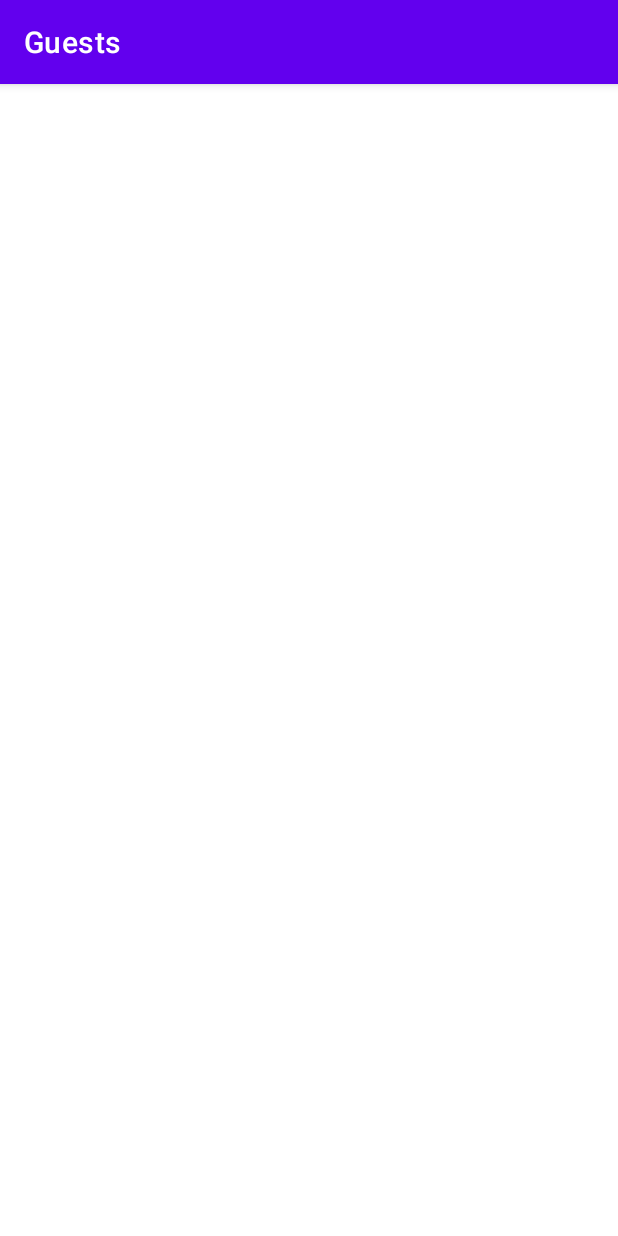
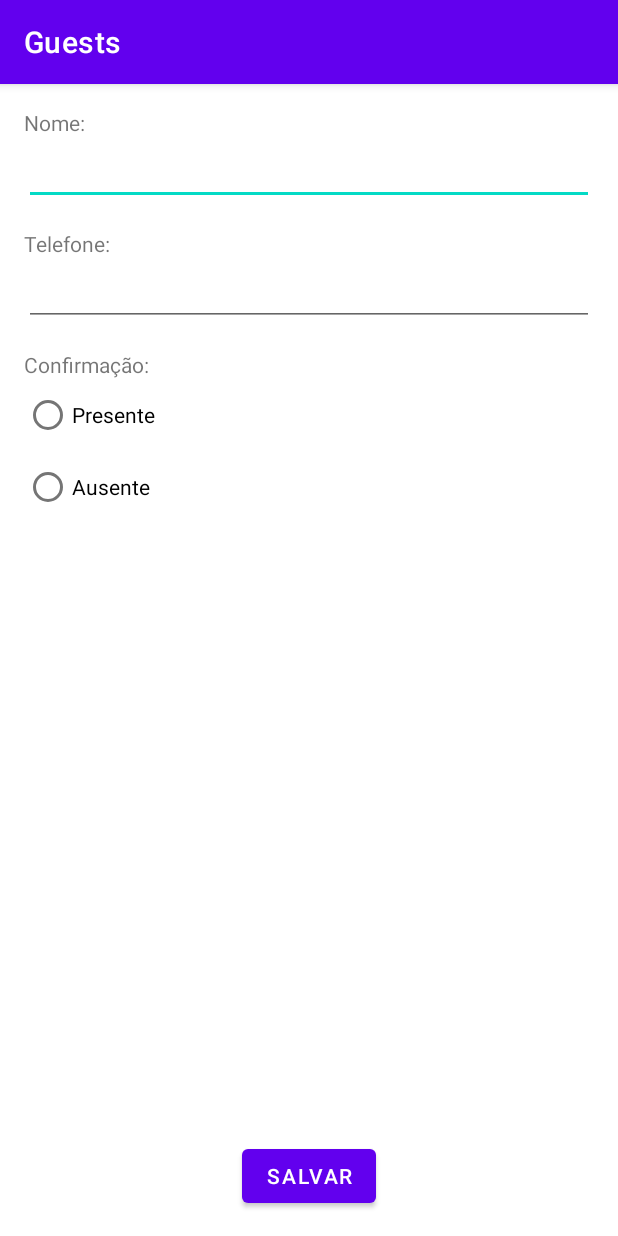
Before and after one commit to jefferson-norberto/Guest, an Android app: the GuestFormActivity screen opened directly, with no data from a screen before it, on a phone screen of 412 x 824 dp. Run offline under Robolectric (Android 15) with nearby library versions, the phone set to English and light mode, and no system bars.

Commit message:
Create of GuestFormViewModel.kt and structure of project

```diff
--- a/app/build.gradle
+++ b/app/build.gradle
@@ -1,6 +1,7 @@
 plugins {
     id 'com.android.application'
     id 'kotlin-android'
+    id 'kotlin-android-extensions'
 }
 
 android {
--- a/app/src/main/AndroidManifest.xml
+++ b/app/src/main/AndroidManifest.xml
@@ -9,9 +9,9 @@
         android:roundIcon="@mipmap/ic_launcher_round"
         android:supportsRtl="true"
         android:theme="@style/Theme.Guests">
-        <activity android:name=".GuestFormActivity"></activity>
+        <activity android:name=".view.GuestFormActivity"></activity>
         <activity
-            android:name=".MainActivity"
+            android:name=".view.MainActivity"
             android:label="@string/app_name"
             android:theme="@style/Theme.Guests.NoActionBar">
             <intent-filter>
--- a/app/src/main/java/com/example/guests/GuestFormActivity.kt
+++ /dev/null
@@ -1,11 +0,0 @@
-package com.example.guests
-
-import androidx.appcompat.app.AppCompatActivity
-import android.os.Bundle
-
-class GuestFormActivity : AppCompatActivity() {
-    override fun onCreate(savedInstanceState: Bundle?) {
-        super.onCreate(savedInstanceState)
-        setContentView(R.layout.activity_guest_form)
-    }
-}
--- a/app/src/main/java/com/example/guests/ui/home/AllGuestsFragment.kt
+++ b/app/src/main/java/com/example/guests/view/AllGuestsFragment.kt
@@ -1,4 +1,4 @@
-package com.example.guests.ui.home
+package com.example.guests.view
 
 import android.os.Bundle
 import android.view.LayoutInflater
@@ -9,6 +9,7 @@ import androidx.fragment.app.Fragment
 import androidx.lifecycle.Observer
 import androidx.lifecycle.ViewModelProvider
 import com.example.guests.databinding.FragmentHomeBinding
+import com.example.guests.viewmodel.AllGuestsViewModel
 
 class AllGuestsFragment : Fragment() {
 
--- /dev/null
+++ b/app/src/main/java/com/example/guests/view/GuestFormActivity.kt
@@ -0,0 +1,34 @@
+package com.example.guests.view
+
+import androidx.appcompat.app.AppCompatActivity
+import android.os.Bundle
+import android.view.View
+import androidx.lifecycle.ViewModelProvider
+import com.example.guests.viewmodel.GuestFormViewModel
+import com.example.guests.R
+import kotlinx.android.synthetic.main.activity_guest_form.*
+
+class GuestFormActivity : AppCompatActivity(), View.OnClickListener {
+    private lateinit var mViewModel: GuestFormViewModel
+
+    override fun onCreate(savedInstanceState: Bundle?) {
+        super.onCreate(savedInstanceState)
+        setContentView(R.layout.activity_guest_form)
+
+        mViewModel = ViewModelProvider(this).get(GuestFormViewModel::class.java)
+
+        setListeners()
+
+    }
+
+    private fun setListeners(){
+        button_save.setOnClickListener(this)
+    }
+
+    override fun onClick(v: View?) {
+        val id = v!!.id
+        if(id == R.id.button_save){
+
+        }
+    }
+}
--- a/app/src/main/java/com/example/guests/ui/slideshow/AbsentsViewModel.kt
+++ b/app/src/main/java/com/example/guests/viewmodel/AbsentsViewModel.kt
@@ -1,4 +1,4 @@
-package com.example.guests.ui.slideshow
+package com.example.guests.viewmodel
 
 import androidx.lifecycle.LiveData
 import androidx.lifecycle.MutableLiveData
--- a/app/src/main/java/com/example/guests/ui/home/AllGuestsViewModel.kt
+++ b/app/src/main/java/com/example/guests/viewmodel/AllGuestsViewModel.kt
@@ -1,4 +1,4 @@
-package com.example.guests.ui.home
+package com.example.guests.viewmodel
 
 import androidx.lifecycle.LiveData
 import androidx.lifecycle.MutableLiveData
--- /dev/null
+++ b/app/src/main/java/com/example/guests/viewmodel/GuestFormViewModel.kt
@@ -0,0 +1,8 @@
+package com.example.guests.viewmodel
+
+import androidx.lifecycle.ViewModel
+
+class GuestFormViewModel: ViewModel() {
+
+
+}
--- a/app/src/main/java/com/example/guests/ui/gallery/PresentsViewModel.kt
+++ b/app/src/main/java/com/example/guests/viewmodel/PresentsViewModel.kt
@@ -1,4 +1,4 @@
-package com.example.guests.ui.gallery
+package com.example.guests.viewmodel
 
 import androidx.lifecycle.LiveData
 import androidx.lifecycle.MutableLiveData
--- a/app/src/main/res/layout/activity_guest_form.xml
+++ b/app/src/main/res/layout/activity_guest_form.xml
@@ -4,6 +4,80 @@
     xmlns:tools="http://schemas.android.com/tools"
     android:layout_width="match_parent"
     android:layout_height="match_parent"
-    tools:context=".GuestFormActivity">
+    tools:context=".view.GuestFormActivity"
+    android:padding="16dp">
+
+    <TextView
+        android:id="@+id/text_name"
+        android:layout_width="0dp"
+        android:layout_height="wrap_content"
+        app:layout_constraintStart_toStartOf="parent"
+        app:layout_constraintEnd_toEndOf="parent"
+        app:layout_constraintTop_toTopOf="parent"
+        android:text="Nome:"/>
+    <EditText
+        android:id="@+id/edit_name"
+        android:layout_width="0dp"
+        android:layout_height="wrap_content"
+        app:layout_constraintStart_toStartOf="parent"
+        app:layout_constraintEnd_toEndOf="parent"
+        app:layout_constraintTop_toBottomOf="@+id/text_name"/>
+
+    <TextView
+        android:id="@+id/text_phone"
+        android:layout_width="0dp"
+        android:layout_height="wrap_content"
+        app:layout_constraintStart_toStartOf="parent"
+        app:layout_constraintEnd_toEndOf="parent"
+        app:layout_constraintTop_toBottomOf="@id/edit_name"
+        android:layout_marginTop="16dp"
+        android:text="Telefone:"/>
+    <EditText
+        android:id="@+id/edit_phone"
+        android:layout_width="0dp"
+        android:layout_height="wrap_content"
+        app:layout_constraintStart_toStartOf="parent"
+        app:layout_constraintEnd_toEndOf="parent"
+        app:layout_constraintTop_toBottomOf="@+id/text_phone"/>
+
+    <TextView
+        android:id="@+id/text_confirmation"
+        android:layout_width="0dp"
+        android:layout_height="wrap_content"
+        app:layout_constraintStart_toStartOf="parent"
+        app:layout_constraintEnd_toEndOf="parent"
+        android:layout_marginTop="16dp"
+        app:layout_constraintTop_toBottomOf="@+id/edit_phone"
+        android:text="Confirmação:"/>
+    <RadioGroup
+        android:layout_width="0dp"
+        android:layout_height="wrap_content"
+        app:layout_constraintStart_toStartOf="parent"
+        app:layout_constraintEnd_toEndOf="parent"
+        app:layout_constraintTop_toBottomOf="@+id/text_confirmation">
+
+        <RadioButton
+            android:id="@+id/rbutton_present"
+            android:layout_width="wrap_content"
+            android:layout_height="wrap_content"
+            android:text="Presente"
+            />
+        <RadioButton
+            android:id="@+id/rbutton_ausente"
+            android:layout_width="wrap_content"
+            android:layout_height="wrap_content"
+            android:text="Ausente"
+            />
+    </RadioGroup>
+
+    <Button
+        android:id="@+id/button_save"
+        android:layout_width="wrap_content"
+        android:layout_height="wrap_content"
+        app:layout_constraintBottom_toBottomOf="parent"
+        app:layout_constraintStart_toStartOf="parent"
+        app:layout_constraintEnd_toEndOf="parent"
+        android:text="SALVAR"/>
+
 
 </androidx.constraintlayout.widget.ConstraintLayout>
--- a/app/src/main/res/layout/app_bar_main.xml
+++ b/app/src/main/res/layout/app_bar_main.xml
@@ -4,7 +4,7 @@
     xmlns:tools="http://schemas.android.com/tools"
     android:layout_width="match_parent"
     android:layout_height="match_parent"
-    tools:context=".MainActivity">
+    tools:context=".view.MainActivity">
 
     <com.google.android.material.appbar.AppBarLayout
         android:layout_width="match_parent"
@@ -28,6 +28,6 @@
         android:layout_height="wrap_content"
         android:layout_gravity="bottom|end"
         android:layout_margin="@dimen/fab_margin"
-        app:srcCompat="@android:drawable/ic_dialog_email" />
+        app:srcCompat="@android:drawable/ic_input_add" />
 
 </androidx.coordinatorlayout.widget.CoordinatorLayout>
--- a/app/src/main/res/layout/fragment_gallery.xml
+++ b/app/src/main/res/layout/fragment_gallery.xml
@@ -4,7 +4,7 @@
     xmlns:tools="http://schemas.android.com/tools"
     android:layout_width="match_parent"
     android:layout_height="match_parent"
-    tools:context=".ui.gallery.PresentsFragment">
+    tools:context=".view.PresentsFragment">
 
     <TextView
         android:id="@+id/text_gallery"
--- a/app/src/main/res/layout/fragment_home.xml
+++ b/app/src/main/res/layout/fragment_home.xml
@@ -4,7 +4,7 @@
     xmlns:tools="http://schemas.android.com/tools"
     android:layout_width="match_parent"
     android:layout_height="match_parent"
-    tools:context=".ui.home.AllGuestsFragment">
+    tools:context=".view.AllGuestsFragment">
 
     <TextView
         android:id="@+id/text_home"
--- a/app/src/main/res/layout/fragment_slideshow.xml
+++ b/app/src/main/res/layout/fragment_slideshow.xml
@@ -4,7 +4,7 @@
     xmlns:tools="http://schemas.android.com/tools"
     android:layout_width="match_parent"
     android:layout_height="match_parent"
-    tools:context=".ui.slideshow.AbsentsFragment">
+    tools:context=".view.AbsentsFragment">
 
     <TextView
         android:id="@+id/text_slideshow"
--- a/app/src/main/res/navigation/mobile_navigation.xml
+++ b/app/src/main/res/navigation/mobile_navigation.xml
@@ -7,19 +7,19 @@
 
     <fragment
         android:id="@+id/nav_all_guests"
-        android:name="com.example.guests.ui.home.AllGuestsFragment"
+        android:name="com.example.guests.view.AllGuestsFragment"
         android:label="@string/menu_all_guests"
         tools:layout="@layout/fragment_home" />
 
     <fragment
         android:id="@+id/nav_presents"
-        android:name="com.example.guests.ui.gallery.PresentsFragment"
+        android:name="com.example.guests.view.PresentsFragment"
         android:label="@string/menu_presents"
         tools:layout="@layout/fragment_gallery" />
 
     <fragment
         android:id="@+id/nav_absents"
-        android:name="com.example.guests.ui.slideshow.AbsentsFragment"
+        android:name="com.example.guests.view.AbsentsFragment"
         android:label="@string/menu_absents"
         tools:layout="@layout/fragment_slideshow" />
 </navigation>
```
Also changed, not shown: app/src/main/java/com/example/guests/view/AbsentsFragment.kt (renamed from app/src/main/java/com/example/guests/ui/gallery/PresentsFragment.kt, +11 -10 lines), app/src/main/java/com/example/guests/view/MainActivity.kt (renamed from app/src/main/java/com/example/guests/MainActivity.kt, +4 -4 lines), app/src/main/java/com/example/guests/view/PresentsFragment.kt (renamed from app/src/main/java/com/example/guests/ui/slideshow/AbsentsFragment.kt, +11 -10 lines), app/src/main/res/drawable/ic_person_add.xml (added, +10 -0 lines).
